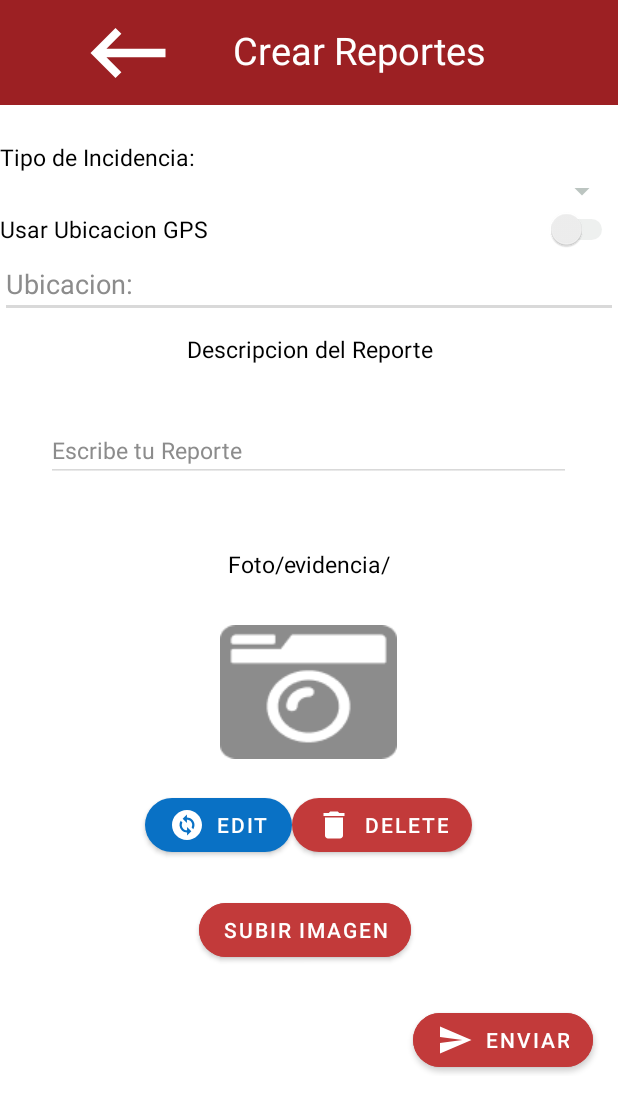
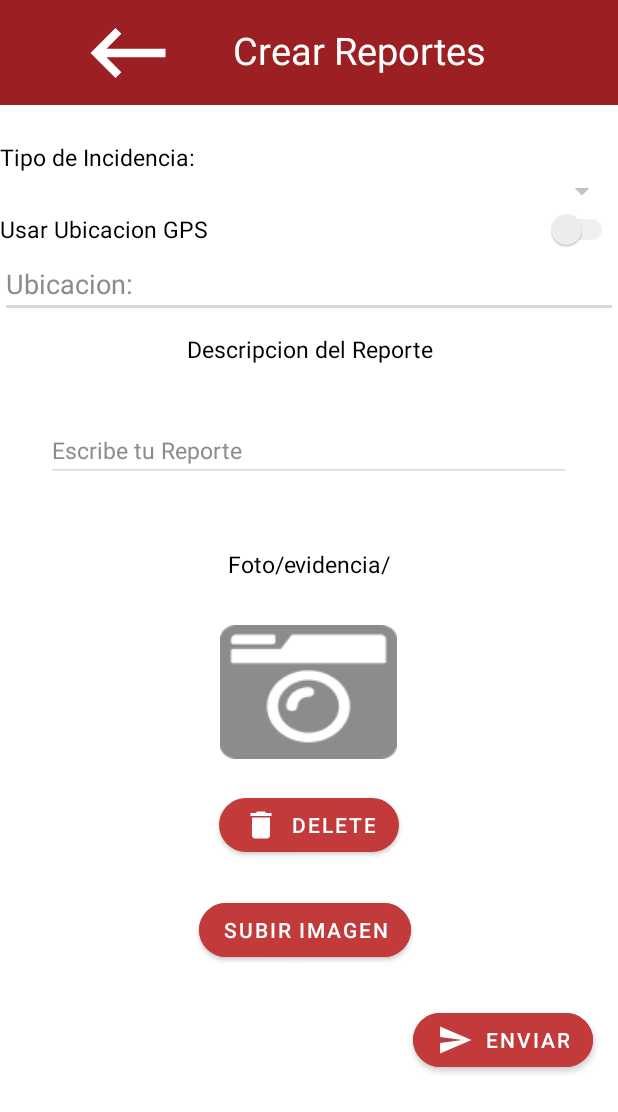
Before and after one commit to WilliamRVazquez/ManzReport, an Android app: the layout activity_crear_reportes.xml on its own in the app's theme, with its tools: preview values and no code run, on a phone screen of 412 x 824 dp. Shown: the top 1112 px of the screen. Run offline under Robolectric (Android 15) with nearby library versions, the phone set to English and light mode, and no system bars.

Commit message:
cambios buenos

```diff
--- a/app/src/main/res/layout/activity_crear_reportes.xml
+++ b/app/src/main/res/layout/activity_crear_reportes.xml
@@ -171,20 +171,6 @@
             android:id="@+id/layoutbtn"
             android:layout_marginTop="20dp">
 
-            <Button
-
-
-                android:id="@+id/btnEdit"
-                android:layout_width="wrap_content"
-                android:layout_height="wrap_content"
-                android:text="EDIT"
-                android:textColor="@color/white"
-                app:backgroundTint="#0971C5"
-                app:cornerRadius="30dp"
-                app:icon="@drawable/cambio"
-                app:iconGravity="textStart"
-                app:iconTint="@color/white"/>
-
             <Space
                 android:layout_width="wrap_content"
                 android:layout_height="wrap_content" />
```
